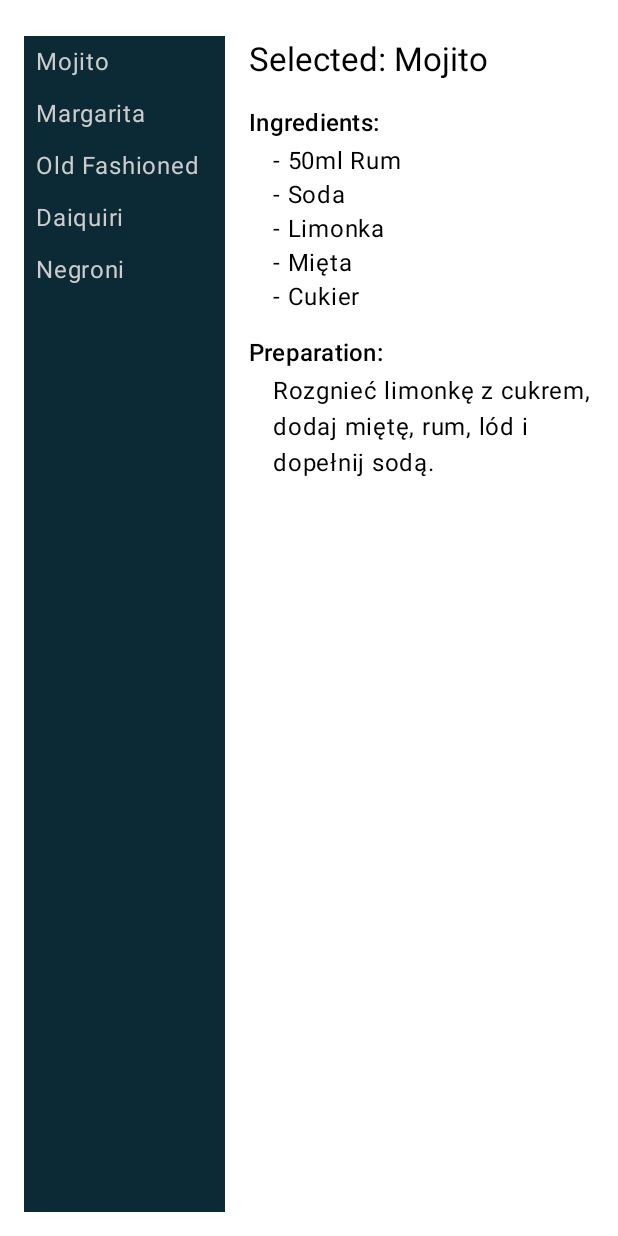
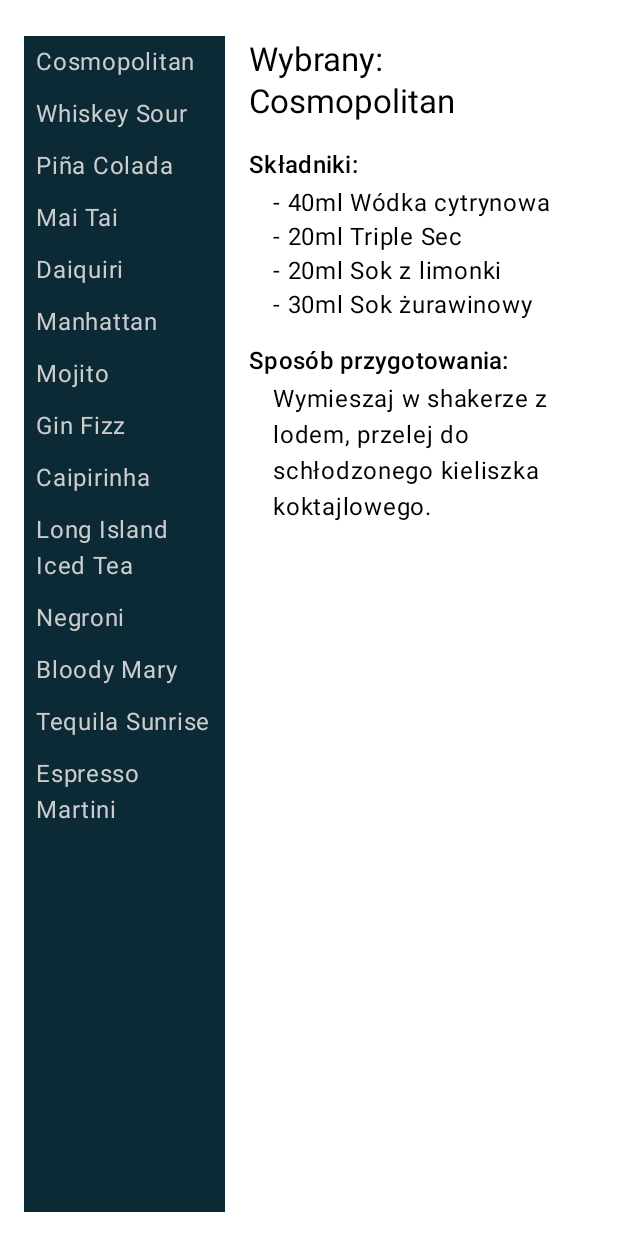
Before and after one commit to Kledzior/SpisKoktajli, an Android app built with Jetpack Compose: the @Preview function CocktailListPreview, on a phone screen of 412 x 824 dp. Run offline under Robolectric (Android 15) with nearby library versions, the phone set to English and light mode, and no system bars.

Commit message:
Nowe driny i action

```diff
--- a/app/build.gradle.kts
+++ b/app/build.gradle.kts
@@ -37,6 +37,9 @@ android {
     buildFeatures {
         compose = true
     }
+    composeOptions {
+        kotlinCompilerExtensionVersion = "1.5.3"
+    }
 }
 
 dependencies {
@@ -56,5 +59,6 @@ dependencies {
     androidTestImplementation(libs.androidx.ui.test.junit4)
     debugImplementation(libs.androidx.ui.tooling)
     debugImplementation(libs.androidx.ui.test.manifest)
-    implementation("androidx.navigation:navigation-compose:2.6.0")
+    implementation("androidx.navigation:navigation-compose:2.7.5")
+    implementation("androidx.activity:activity-compose:1.8.2")
 }
--- a/app/src/main/java/com/example/mobilecocktails/MainActivity.kt
+++ b/app/src/main/java/com/example/mobilecocktails/MainActivity.kt
@@ -15,6 +15,14 @@ import androidx.compose.ui.Modifier
 import androidx.compose.ui.graphics.Color
 import androidx.compose.ui.tooling.preview.Preview
 import androidx.compose.ui.unit.dp
+import androidx.navigation.NavController
+import androidx.navigation.NavType
+import androidx.navigation.compose.NavHost
+import androidx.navigation.compose.rememberNavController
+import androidx.navigation.navArgument
+import androidx.navigation.compose.composable
+import androidx.compose.ui.Alignment
+
 import com.example.mobilecocktails.ui.theme.MobileCocktailsTheme
 
 class MainActivity : ComponentActivity() {
@@ -23,44 +31,116 @@ class MainActivity : ComponentActivity() {
         enableEdgeToEdge()
         setContent {
             MobileCocktailsTheme {
-                CocktailListWithDetails()
+                AppNavigation()
             }
         }
     }
 }
+@Composable
+fun AppNavigation() {
+    val navController = rememberNavController()
 
+    NavHost(navController, startDestination = "splashScreen") {
+        composable("splashScreen") {
+            SplashScreen(navController)
+        }
+        composable("cocktailList") {
+            CocktailListWithDetails()
+        }
+    }
+}
+@Composable
+fun SplashScreen(navController: NavController) {
+    Column(
+        modifier = Modifier
+            .fillMaxSize()
+            .padding(16.dp),
+        verticalArrangement = Arrangement.Center,
+        horizontalAlignment = Alignment.CenterHorizontally
+    ) {
+        Text(
+            text = "Witamy w aplikacji Mobile Cocktails! 🍹",
+            style = MaterialTheme.typography.headlineMedium
+        )
+
+        Spacer(modifier = Modifier.height(16.dp))
+
+        Button(onClick = { navController.navigate("cocktailList") }) {
+            Text(text = "Przejdź do koktajli")
+        }
+    }
+}
 @Composable
 fun CocktailListWithDetails() {
     val cocktails = remember {
-        listOf("Mojito", "Margarita", "Old Fashioned", "Daiquiri", "Negroni")
+        listOf("Cosmopolitan", "Whiskey Sour", "Piña Colada", "Mai Tai","Daiquiri", "Manhattan","Mojito", "Gin Fizz", "Caipirinha", "Long Island Iced Tea","Negroni", "Bloody Mary", "Tequila Sunrise","Espresso Martini")
     }
+
     val cocktailsDetails = remember {
         mapOf(
-            "Mojito" to Pair(
-                listOf("50ml Rum", "Soda", "Limonka", "Mięta", "Cukier"),
-                "Rozgnieć limonkę z cukrem, dodaj miętę, rum, lód i dopełnij sodą."
+            "Cosmopolitan" to Pair(
+                listOf("40ml Wódka cytrynowa", "20ml Triple Sec", "20ml Sok z limonki", "30ml Sok żurawinowy"),
+                "Wymieszaj w shakerze z lodem, przelej do schłodzonego kieliszka koktajlowego."
             ),
-            "Margarita" to Pair(
-                listOf("50ml Tequila", "20ml Triple sec", "20ml Sok z limonki", "Sól"),
-                "Wymieszaj składniki w shakerze, przelej do kieliszka z solą na rancie."
+            "Whiskey Sour" to Pair(
+                listOf("50ml Bourbon", "25ml Sok z cytryny", "15ml Syrop cukrowy", "1 białko jaja (opcjonalnie)"),
+                "Wstrząśnij w shakerze z lodem, przelej do szklanki typu old-fashioned."
             ),
-            "Old Fashioned" to Pair(
-                listOf("50ml Bourbon", "Kostka cukru", "Angostura", "Woda"),
-                "Rozpuść cukier z Angosturą, dodaj lód i bourbon, zamieszaj."
+            "Piña Colada" to Pair(
+                listOf("50ml Rum biały", "50ml Mleko kokosowe", "100ml Sok ananasowy"),
+                "Zmiksuj z lodem, podawaj w wysokiej szklance z plastrem ananasa."
+            ),
+            "Mai Tai" to Pair(
+                listOf("40ml Rum biały", "20ml Rum ciemny", "15ml Triple Sec", "10ml Syrop migdałowy", "10ml Sok z limonki"),
+                "Wstrząśnij w shakerze z lodem i przelej do szklanki."
             ),
             "Daiquiri" to Pair(
-                listOf("50ml Rum", "25ml Sok z limonki", "15ml Syrop cukrowy"),
-                "Wymieszaj w shakerze i przelej do schłodzonego kieliszka."
+                listOf("50ml Rum biały", "25ml Sok z limonki", "15ml Syrop cukrowy", "Lód"),
+                "W shakerze wymieszaj rum, sok z limonki i syrop cukrowy. Dodaj lód i mocno wstrząśnij. Przelej do schłodzonego kieliszka koktajlowego."
+            ),
+            "Manhattan" to Pair(
+                listOf("50ml Whiskey żytnia", "20ml Słodki wermut", "2 krople Angostury"),
+                "Wymieszaj w szklanicy barmańskiej z lodem i przelej do kieliszka koktajlowego."
+            ),
+            "Mojito" to Pair(
+                listOf("50ml Rum biały", "Soda", "Pół limonki", "Świeża mięta", "2 łyżeczki cukru", "Lód"),
+                "W szklance rozgnieć limonkę z cukrem. Dodaj świeżą miętę i delikatnie ją ugnieć. Wrzuć kostki lodu, wlej rum i dopełnij sodą. Zamieszaj i udekoruj listkami mięty."
+            ),
+            "Gin Fizz" to Pair(
+                listOf("50ml Gin", "25ml Sok z cytryny", "15ml Syrop cukrowy", "Soda"),
+                "Wstrząśnij w shakerze i dopełnij wodą sodową."
+            ),
+            "Caipirinha" to Pair(
+                listOf("50ml Cachaca", "1 Limonka", "2 łyżeczki cukru"),
+                "Rozgnieć limonkę z cukrem, dodaj lód i cachacę, zamieszaj."
+            ),
+            "Long Island Iced Tea" to Pair(
+                listOf("20ml Wódka", "20ml Gin", "20ml Rum", "20ml Tequila", "20ml Triple Sec", "20ml Sok z cytryny", "Cola"),
+                "Wstrząśnij w shakerze i dopełnij colą."
             ),
             "Negroni" to Pair(
-                listOf("30ml Gin", "30ml Campari", "30ml Wermut czerwony"),
-                "Wymieszaj składniki w szklance z lodem, udekoruj pomarańczą."
-            )
+                listOf("30ml Gin", "30ml Campari", "30ml Wermut czerwony", "Pomarańcza do dekoracji", "Lód"),
+                "W szklance wymieszaj gin, Campari i czerwony wermut. Dodaj kostki lodu i delikatnie zamieszaj. Udekoruj plasterkiem pomarańczy."
+            ),
+            "Bloody Mary" to Pair(
+                listOf("50ml Wódka", "100ml Sok pomidorowy", "10ml Sok z cytryny", "Szczypta soli i pieprzu", "Kropla sosu Worcestershire", "Kropla Tabasco"),
+                "Wymieszaj w szklance z lodem, podawaj z selerem naciowym."
+            ),
+            "Tequila Sunrise" to Pair(
+                listOf("50ml Tequila", "100ml Sok pomarańczowy", "10ml Grenadyna"),
+                "Wlej tequilę i sok pomarańczowy do szklanki z lodem, powoli dodaj grenadynę."
+            ),
+            "Espresso Martini" to Pair(
+                listOf("40ml Wódka", "20ml Likier kawowy (np. Kahlua)", "30ml Świeżo parzona kawa espresso", "10ml Syrop cukrowy", "Lód", "3 ziarna kawy do dekoracji"),
+                "Do shakera z lodem dodaj wódkę, likier kawowy, espresso i syrop cukrowy. Wstrząśnij energicznie przez około 15 sekund. Przelej do schłodzonego kieliszka koktajlowego przez sitko barmańskie. Udekoruj trzema ziarnami kawy."
+            ),
         )
     }
 
 
-    var selectedCocktail by remember { mutableStateOf("Mojito") }
+
+
+    var selectedCocktail by remember { mutableStateOf("Cosmopolitan") }
 
     Row(
         modifier = Modifier
@@ -97,13 +177,13 @@ fun CocktailListWithDetails() {
             val (ingredients, preparation) = cocktailsDetails[selectedCocktail] ?: Pair(emptyList(), "Brak danych")
 
             Text(
-                text = "Selected: $selectedCocktail",
+                text = "Wybrany: $selectedCocktail",
                 style = MaterialTheme.typography.titleLarge,
                 modifier = Modifier.padding(bottom = 8.dp)
             )
 
             Text(
-                text = "Ingredients:",
+                text = "Składniki:",
                 style = MaterialTheme.typography.titleMedium,
                 modifier = Modifier.padding(top = 8.dp)
             )
@@ -118,7 +198,7 @@ fun CocktailListWithDetails() {
             Spacer(modifier = Modifier.height(16.dp))
 
             Text(
-                text = "Preparation:",
+                text = "Sposób przygotowania:",
                 style = MaterialTheme.typography.titleMedium
             )
             Text(
```
